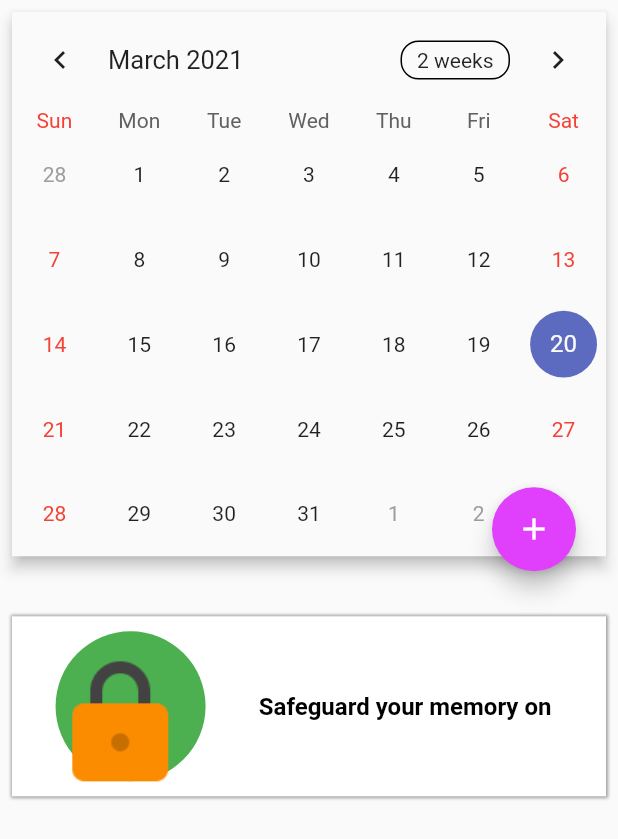
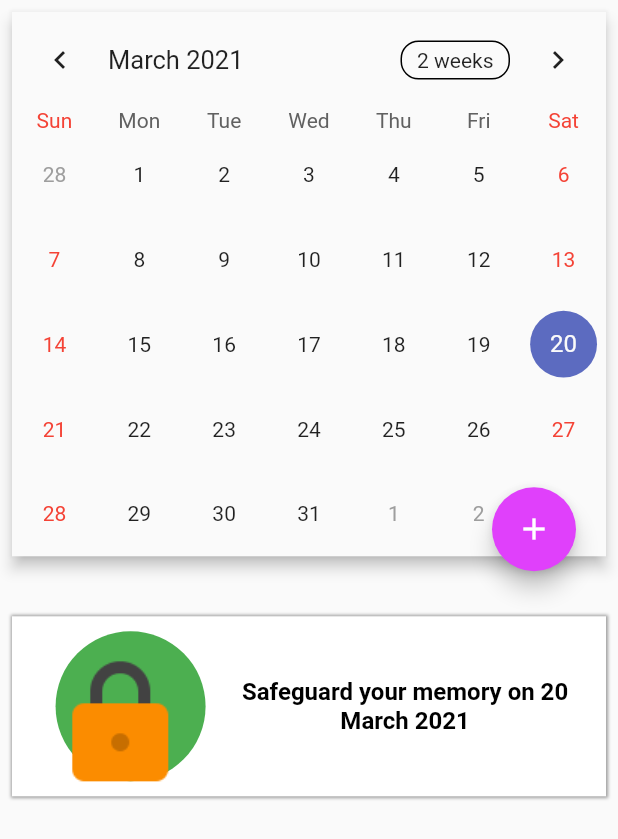
Before and after one commit to wizardoma/myjourn, a Flutter app: the CalenderScreen widget shown alone on an empty page, opened directly, on a phone screen of 412 x 824 dp. Shown: the top 839 px of the screen. Run offline on Flutter 3.47's test engine with Material 2 defaults, Android fonts, the phone set to English and light mode, and no system bars; drawn by our look-alikes of table_calendar; our stand-ins replace settings_ui.

Commit message:
Add onDayselected for Journal filtering per day

```diff
--- a/lib/providers/journal_provider.dart
+++ b/lib/providers/journal_provider.dart
@@ -11,27 +11,27 @@ class JournalProvider with ChangeNotifier {
             "I will never Stop no matter what happens. This is the heart and mentality of a warrior",
         DateTime.now()),
     Journal("2", "I have started serious work on Dart and Flutter",
-        DateTime.now().add(Duration(days: 10))),
+        DateTime.now().subtract(Duration(days: 1))),
     Journal("3", "Am so grateful for everything ",
-        DateTime.now().add(Duration(minutes: 10))),
+        DateTime.now().subtract(Duration(minutes: 10))),
     Journal("4", "How are you doing? Ill be back to you",
-        DateTime.now().add(Duration(days: 14))),
+        DateTime.now().subtract(Duration(days: 14))),
     Journal("5", "I am on track on making my first million naira",
-        DateTime.now().add(Duration(hours: 10))),
+        DateTime.now().subtract(Duration(hours: 24))),
     Journal("6", "I am really grateful for life and everything it gave me",
-        DateTime.now().add(Duration(hours: 35))),
+        DateTime.now().subtract(Duration(hours: 35))),
     Journal("7", "I;ve not been able to meet up with certain things so far",
-        DateTime.now().add(Duration(minutes: 34))),
+        DateTime.now().subtract(Duration(minutes: 34))),
     Journal(
         "8",
         "The more i work at Shoprite, they more i realize its not for me",
-        DateTime.now().add(Duration(days: 40, hours: 3))),
+        DateTime.now().subtract(Duration(days: 10, hours: 3))),
     Journal("9", "I am going to be a very great software developer",
-        DateTime.now().add(Duration(minutes: 10))),
+        DateTime.now().subtract(Duration(minutes: 10))),
     Journal(
         "10",
         "I am going to venture fully into being a professional software developer",
-        DateTime.now().add(Duration(seconds: 48))),
+        DateTime.now().subtract(Duration(seconds: 48))),
   ];
 
   get journals {
--- a/lib/screens/calender/calender_screen.dart
+++ b/lib/screens/calender/calender_screen.dart
@@ -1,5 +1,9 @@
 import 'package:flutter/material.dart';
+import 'package:flutterfrontend/models/journal.dart';
+import 'package:flutterfrontend/providers/journal_provider.dart';
+import 'package:flutterfrontend/screens/home/journal_list_item.dart';
 import 'package:intl/intl.dart';
+import 'package:provider/provider.dart';
 import 'package:table_calendar/table_calendar.dart';
 
 class CalenderScreen extends StatefulWidget {
@@ -8,7 +12,9 @@ class CalenderScreen extends StatefulWidget {
 }
 
 class _CalenderScreenState extends State<CalenderScreen> {
+  List<Journal> dayJournals;
   bool dayHasJournal = false;
+  String formattedDate = DateFormat("dd MMMM y").format(DateTime.now());
   DateTime selectedDate = DateTime.now();
   CalendarController _calendarController;
 
@@ -26,7 +32,8 @@ class _CalenderScreenState extends State<CalenderScreen> {
 
   @override
   Widget build(BuildContext context) {
-    return Container(
+    return SingleChildScrollView(
+      child: Container(
         padding: EdgeInsets.all(8),
         child: Column(
           children: [
@@ -39,6 +46,20 @@ class _CalenderScreenState extends State<CalenderScreen> {
                     onDaySelected: (DateTime datetime, _, __) {
                       setState(() {
                         this.selectedDate = datetime;
+                        formattedDate =DateFormat("dd MMMM y").format(selectedDate);
+                        List<Journal> journals = Provider.of<JournalProvider>(context,listen: false).journals;
+                        var list = journals.where((element) {
+                          return areDatesEqual(datetime, element.time);
+                        }).toList();
+                        if (list.length == 0) {
+                          dayHasJournal = false;
+                          dayJournals = [];
+                        }
+                        else {
+                          dayHasJournal = true;
+                          dayJournals = list;
+                        }
+
                       });
                     },
                     builders: CalendarBuilders(),
@@ -60,11 +81,19 @@ class _CalenderScreenState extends State<CalenderScreen> {
                 children: [
                   Padding(
                     padding: EdgeInsets.all(5),
-                  child: Text("1 Story Found",
+                    child: Text("${dayJournals.length} ${dayJournals.length == 1 ? 'Story' : 'Stories'} Found",
                         style:
                             TextStyle(color: Colors.grey.shade400, fontSize: 18)),
                   ),
+                  ListView.builder(
+                    shrinkWrap: true,
+                    physics: ScrollPhysics(),
+                    itemCount: dayJournals.length,
+                    itemBuilder: (context, index) =>
+                        JournalListItem(dayJournals[index]),
+                  )
                 ],
+
               ),
             if (!dayHasJournal)
               Container(
@@ -115,9 +144,8 @@ class _CalenderScreenState extends State<CalenderScreen> {
                           width: width * 0.6,
                           child: Text(
                             !isAfterNow()
-                              ? "Safeguard your memory on"
-                              : "Plan your" +
-                                  " ${DateFormat("dd MMMM y").format(selectedDate)}",
+                                ? "Safeguard your memory on $formattedDate"
+                                : "Plan your $formattedDate",
                             style: Theme.of(context).textTheme.headline1.copyWith(
                                   fontWeight: FontWeight.bold,
                                 ),
@@ -131,10 +159,17 @@ class _CalenderScreenState extends State<CalenderScreen> {
               )
           ],
         ),
+      ),
     );
   }
 
   bool isAfterNow() {
-    return selectedDate.isAfter(DateTime.now());
+
+    var after = selectedDate.isAfter(DateTime.now());
+    print(after);
+    return after;
+  }
+  bool areDatesEqual(DateTime first, DateTime second){
+    return first.year == second.year && first.month == second.month && first.day == second.day;
   }
 }
```
Lines whose indentation alone changed are shown as unchanged.
